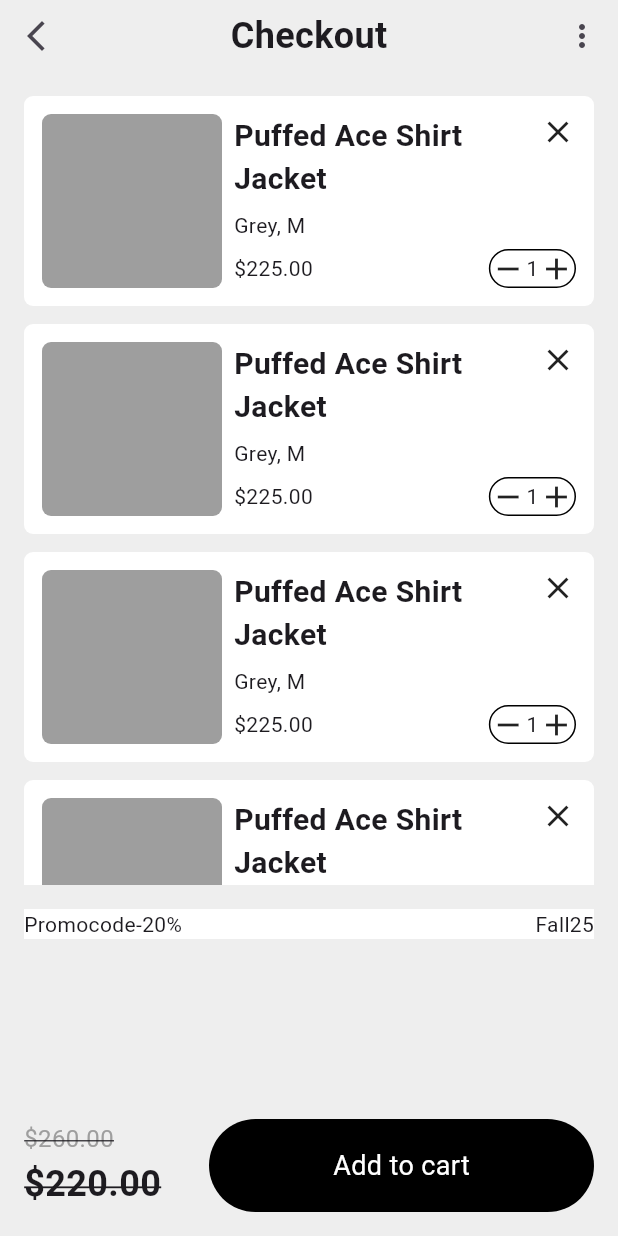
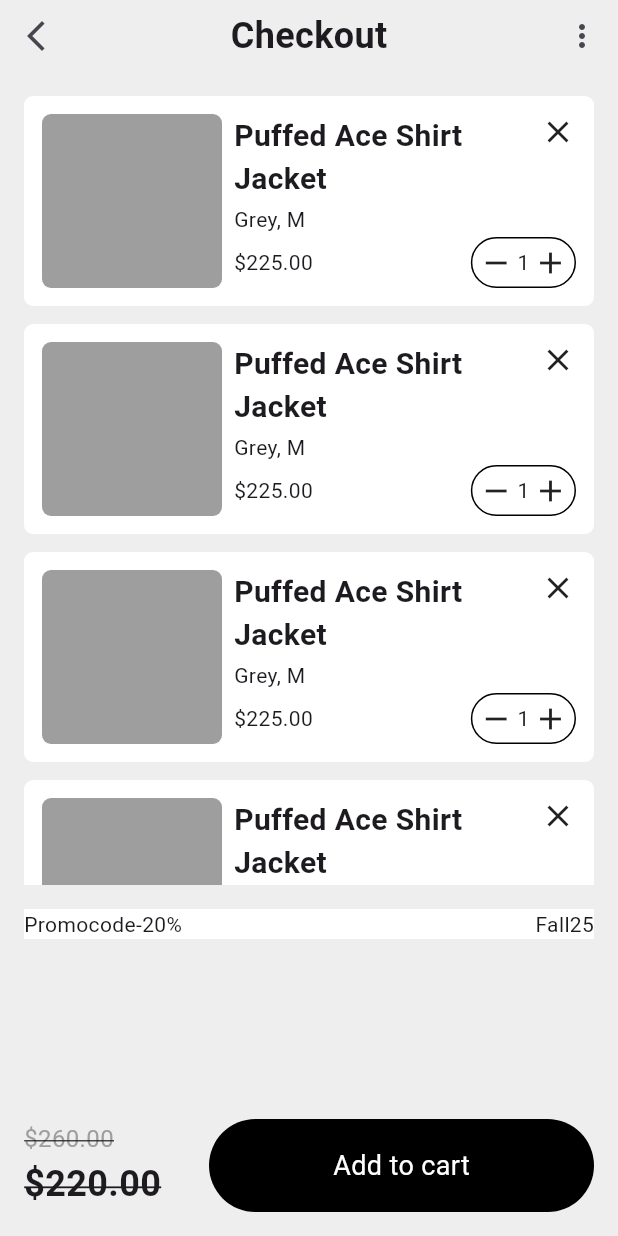
Before and after one commit to JAICHANGPARK/flutter_notebook_chapter_49, a Flutter app: the ECommerceCheckoutPage screen opened directly, on a phone screen of 412 x 824 dp. Run offline on Flutter 3.47's test engine with Material 3 defaults, Android fonts, the phone set to English and light mode, and no system bars; our stand-ins replace dots_indicator, gap, google_fonts; Roboto replaces fonts that are missing (Akshar).

Commit message:
Update e_commerce_checkout_page.dart

```diff
--- a/lib/ep2451_e_commerce_app/ui/e_commerce_checkout_page.dart
+++ b/lib/ep2451_e_commerce_app/ui/e_commerce_checkout_page.dart
@@ -96,7 +96,9 @@ class _ECommerceCheckoutPageState extends State<ECommerceCheckoutPage> {
                                                 side: BorderSide(),
                                               ),
                                             ),
+                                            padding: .symmetric(horizontal: 4, vertical: 4),
                                             child: Row(
+                                              spacing: 2,
                                               children: [
                                                 Icon(Icons.remove),
                                                 Text("1"),
```
